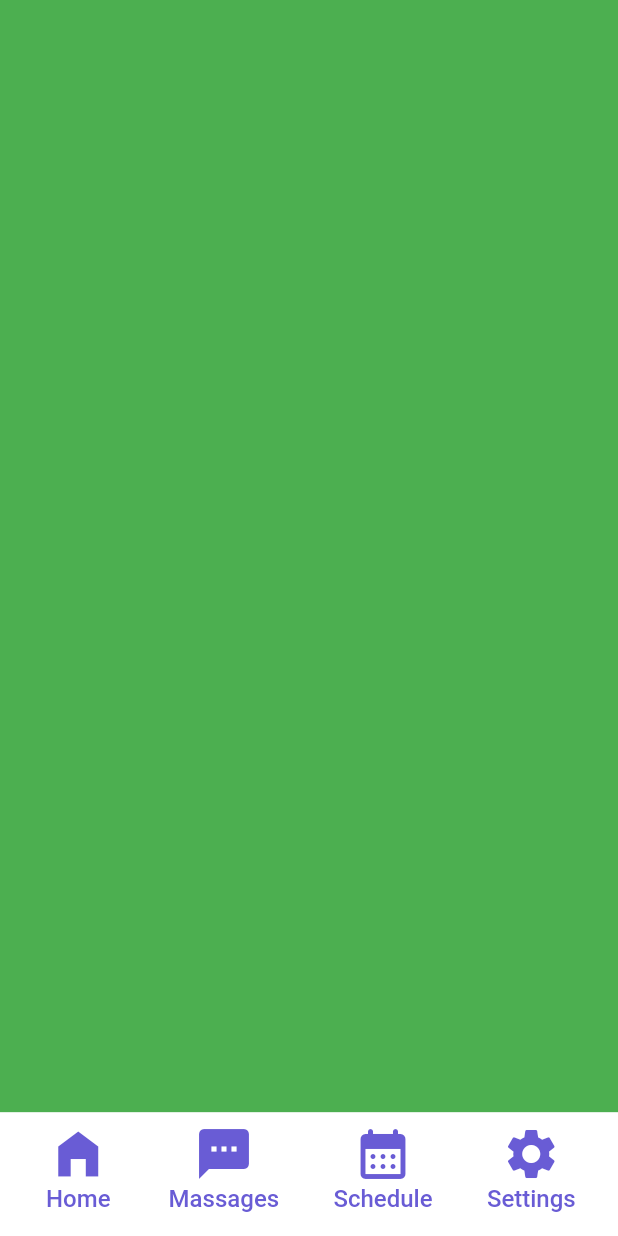
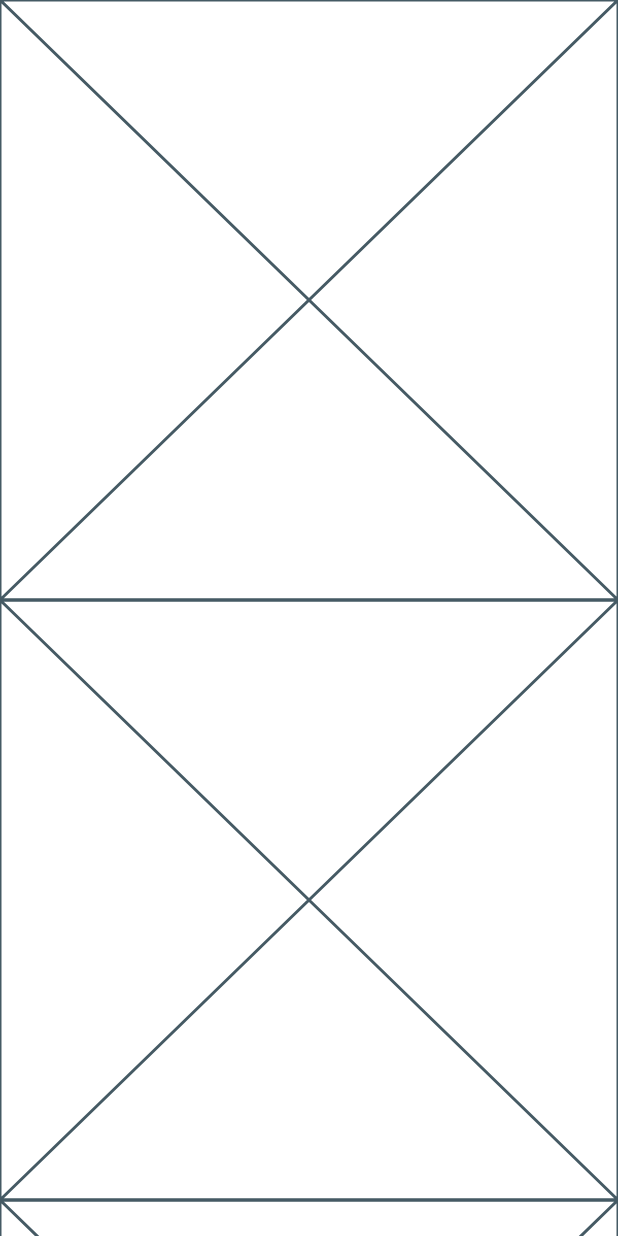
Before and after one commit to marufrobin/medical_app, a Flutter app: the screen it shows after launch, item 2 of the bottom bar chosen, after a tap on "Home", on a phone screen of 412 x 824 dp. Run offline on Flutter 3.47's test engine with Material 2 defaults, Android fonts, the phone set to English and light mode, and no system bars.

```diff
--- a/lib/bottom_nav_bar.dart
+++ b/lib/bottom_nav_bar.dart
@@ -1,5 +1,5 @@
 import 'package:flutter/material.dart';
-import 'package:medical_app/pages/home.dart';
+import 'package:medical_app/home_page.dart';
 import 'package:medical_app/pages/massages.dart';
 import 'package:medical_app/pages/schedule.dart';
 import 'package:medical_app/pages/setting.dart';
@@ -18,7 +18,7 @@ class BottomNavBar extends StatelessWidget {
           TextButton(
               onPressed: () {
                 Navigator.of(context).push(MaterialPageRoute(
-                  builder: (context) => HomeDemo(),
+                  builder: (context) => HomePage(),
                 ));
               },
               child: buildNavButton(
--- a/lib/home_page.dart
+++ b/lib/home_page.dart
@@ -1,20 +1,16 @@
 import 'package:flutter/material.dart';
-import 'package:medical_app/bottom_nav_bar.dart';
 
 class HomePage extends StatelessWidget {
   const HomePage({Key? key}) : super(key: key);
 
   @override
   Widget build(BuildContext context) {
-    return Scaffold(
-      backgroundColor: Colors.teal,
-      body: Container(
-        height: double.infinity,
-        width: double.infinity,
-        child: Placeholder(),
-      ),
-      // bottomSheet: BottomNavBar(),
-      bottomNavigationBar: BottomNavBar(),
+    return Column(
+      children: [
+        Placeholder(),
+        Placeholder(),
+        Placeholder(),
+      ],
     );
   }
 }
--- a/lib/main.dart
+++ b/lib/main.dart
@@ -1,5 +1,7 @@
 import 'package:flutter/material.dart';
 import 'package:medical_app/home_page.dart';
+
+import 'bottom_nav_bar.dart';
 
 void main() {
   runApp(const MyApp());
@@ -11,7 +13,16 @@ class MyApp extends StatelessWidget {
   @override
   Widget build(BuildContext context) {
     return MaterialApp(
-      home: HomePage(),
+      home: Scaffold(
+        backgroundColor: Colors.teal,
+        body: Container(
+          height: double.infinity,
+          width: double.infinity,
+          child: HomePage(),
+        ),
+        // bottomSheet: BottomNavBar(),
+        bottomNavigationBar: BottomNavBar(),
+      ),
     );
   }
 }
```
Also changed, not shown: lib/model/model_data.dart (added, +17 -0 lines), pubspec.yaml (+4 -6 lines), images/1.png (added), images/2.png (added), images/3.png (added), images/4.png (added), images/5.png (added), images/6.png (added).
